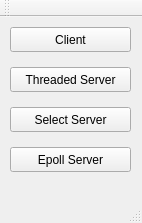
Qt form ui/mainwindow.ui (DericM/COMP8005_ASN02) before a commit.
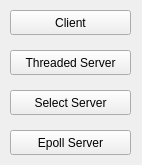
The same form after that commit.

Patch:
```diff
--- a/ui/mainwindow.ui
+++ b/ui/mainwindow.ui
@@ -7,7 +7,7 @@
     <x>0</x>
     <y>0</y>
     <width>142</width>
-    <height>223</height>
+    <height>165</height>
    </rect>
   </property>
   <property name="windowTitle">
@@ -67,25 +67,6 @@
     </property>
    </widget>
   </widget>
-  <widget class="QMenuBar" name="menuBar">
-   <property name="geometry">
-    <rect>
-     <x>0</x>
-     <y>0</y>
-     <width>142</width>
-     <height>22</height>
-    </rect>
-   </property>
-  </widget>
-  <widget class="QToolBar" name="mainToolBar">
-   <attribute name="toolBarArea">
-    <enum>TopToolBarArea</enum>
-   </attribute>
-   <attribute name="toolBarBreak">
-    <bool>false</bool>
-   </attribute>
-  </widget>
-  <widget class="QStatusBar" name="statusBar"/>
  </widget>
  <layoutdefault spacing="6" margin="11"/>
  <resources/>
```
Left out of the diff: 2 changed lines with no effect on the pictures.
